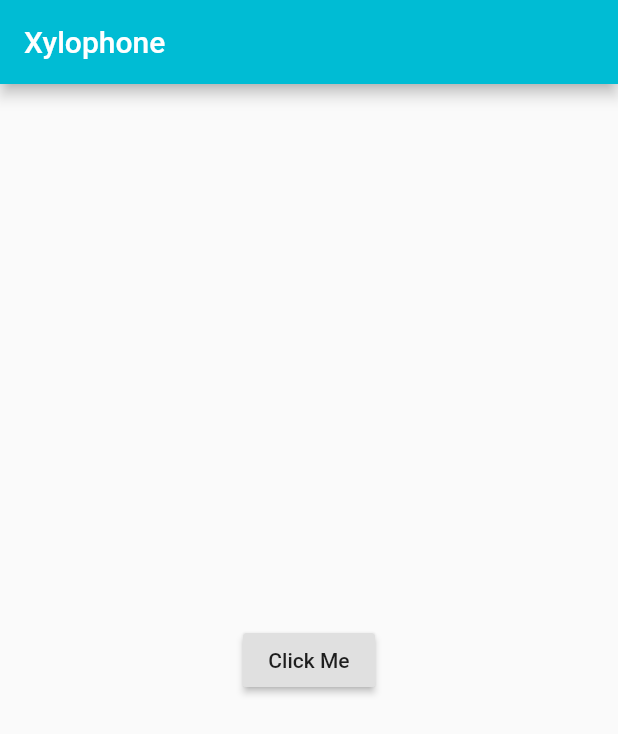
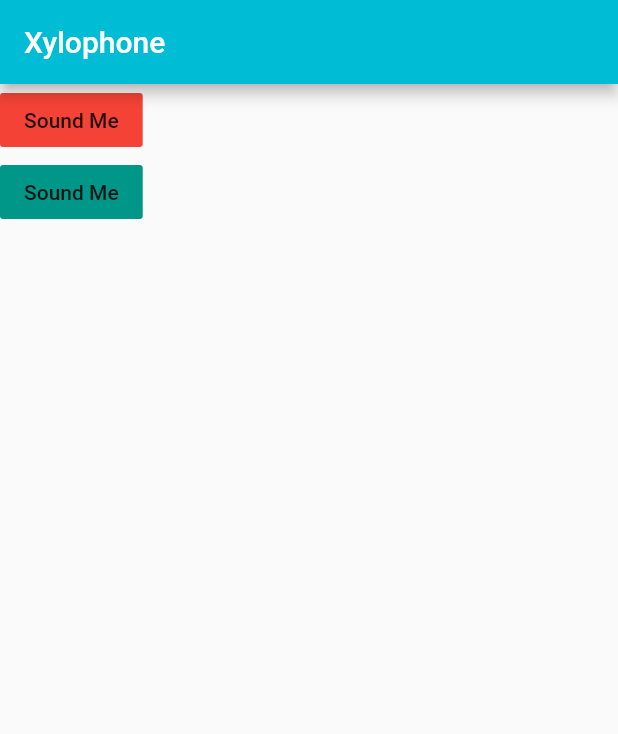
Before and after one commit to aximilli1212/flutter-googles, a Flutter app: the screen it shows after launch, on a phone screen of 412 x 824 dp. Shown: the top 734 px of the screen. Run offline on Flutter 3.47's test engine with Material 2 defaults, Android fonts, the phone set to English and light mode, and no system bars; our stand-ins replace audioplayers.

Commit message:
update pubspec for assets

```diff
--- a/xylophone/lib/main.dart
+++ b/xylophone/lib/main.dart
@@ -12,17 +12,27 @@ class MyApp extends StatelessWidget {
             backgroundColor: Colors.cyan,
             title: Text('Xylophone'),
           ),
-      body: SafeArea(
-          child: Center(child:
-          RaisedButton(
-            child: Text('Click Me'),
-             onPressed: (){
-               final player = AudioCache();
-               player.play('note1.wav');
-             },
+      body: Column(
+        children: <Widget>[
+          FlatButton(
+            color: Colors.red,
+            child: Text('Sound Me'),
+            onPressed: (){
+              final player = AudioCache();
+              player.play('note1.wav');
+            },
           ),
+          FlatButton(
+            color: Colors.teal,
+            child: Text('Sound Me'),
+            onPressed: (){
+              final player = AudioCache();
+              player.play('note1.wav');
+            },
           ),
-      ),
+        ],
+      )
+
       ),
 
     );
```
Also changed, not shown: xylophone/pubspec.yaml (+2 -7 lines).
